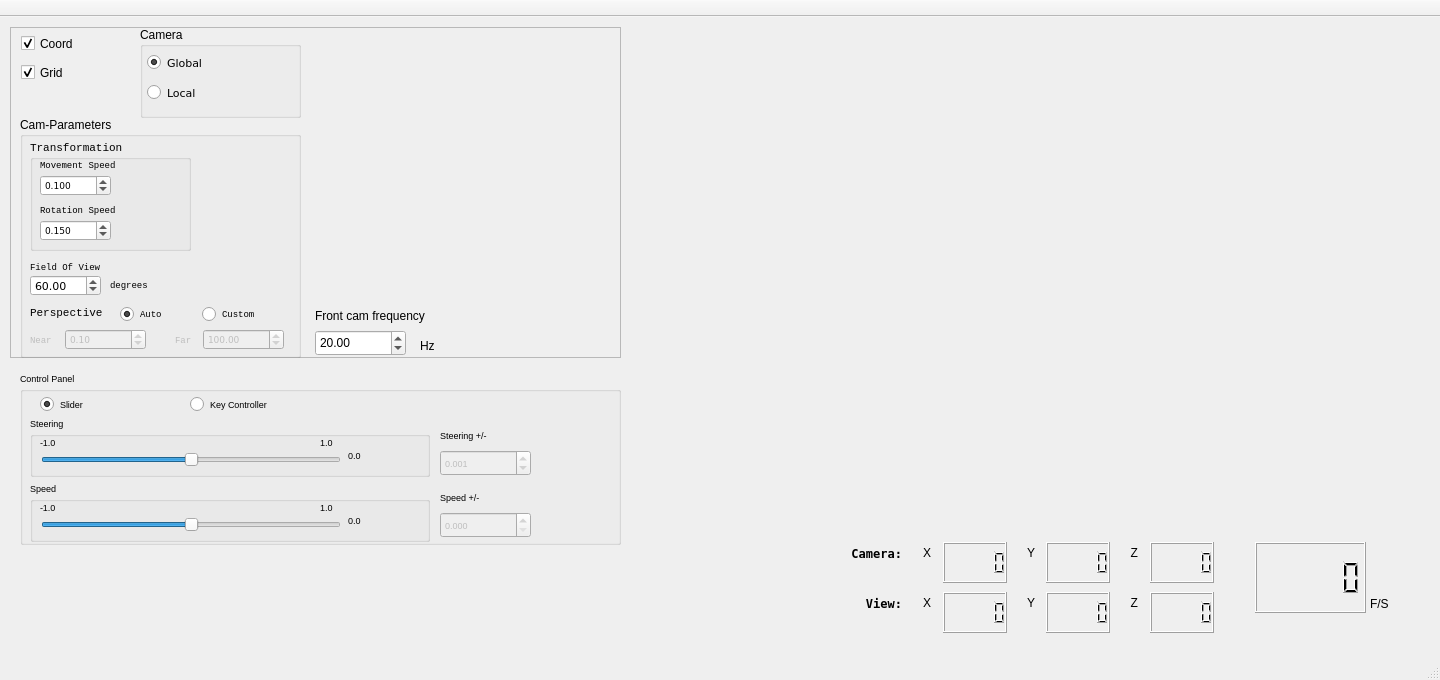
This is src/zay_primary_win.ui in ChevronOne/zaytuna as Qt 5 draws it before an edit. The edited form follows.
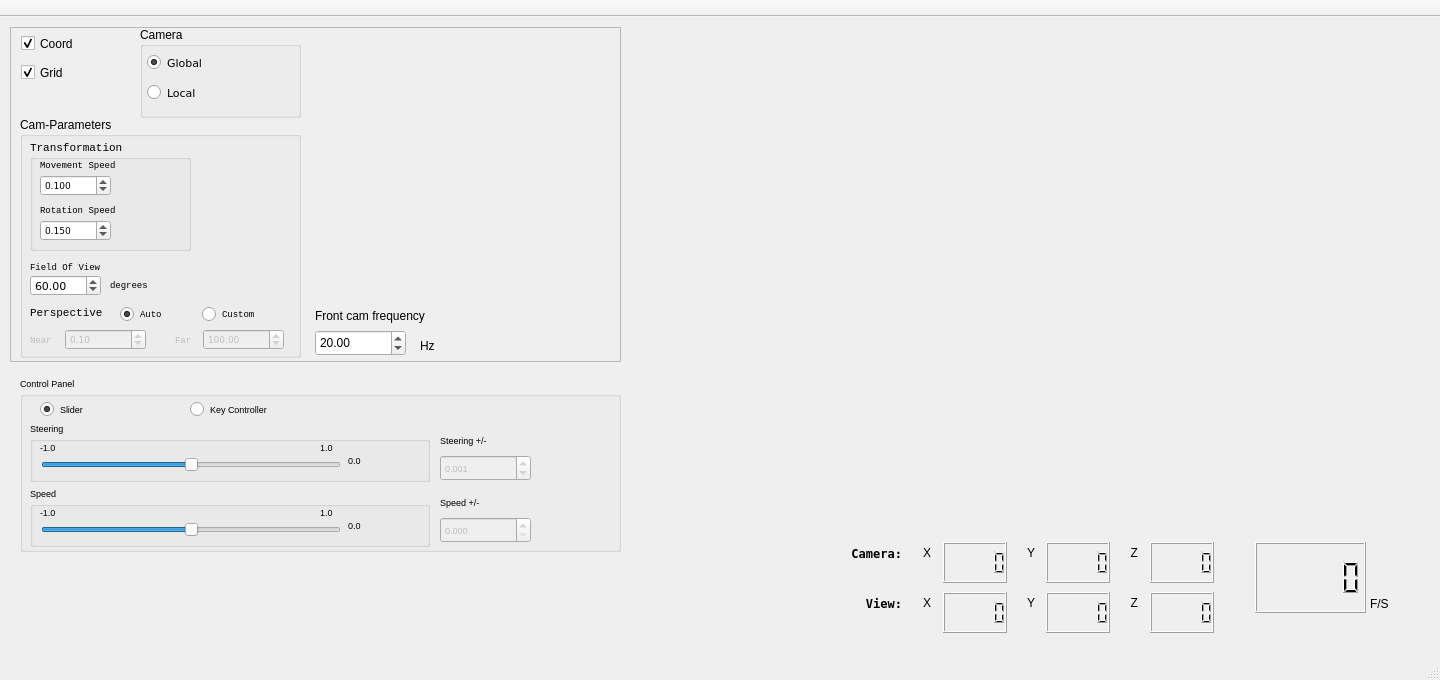
This is the edited form.

```diff
--- a/src/zay_primary_win.ui
+++ b/src/zay_primary_win.ui
@@ -66,7 +66,7 @@
       <x>10</x>
       <y>10</y>
       <width>611</width>
-      <height>331</height>
+      <height>335</height>
      </rect>
     </property>
     <property name="sizePolicy">
@@ -591,9 +591,9 @@
     <property name="geometry">
      <rect>
       <x>20</x>
-      <y>355</y>
+      <y>360</y>
       <width>601</width>
-      <height>173</height>
+      <height>175</height>
      </rect>
     </property>
     <property name="font">
```
